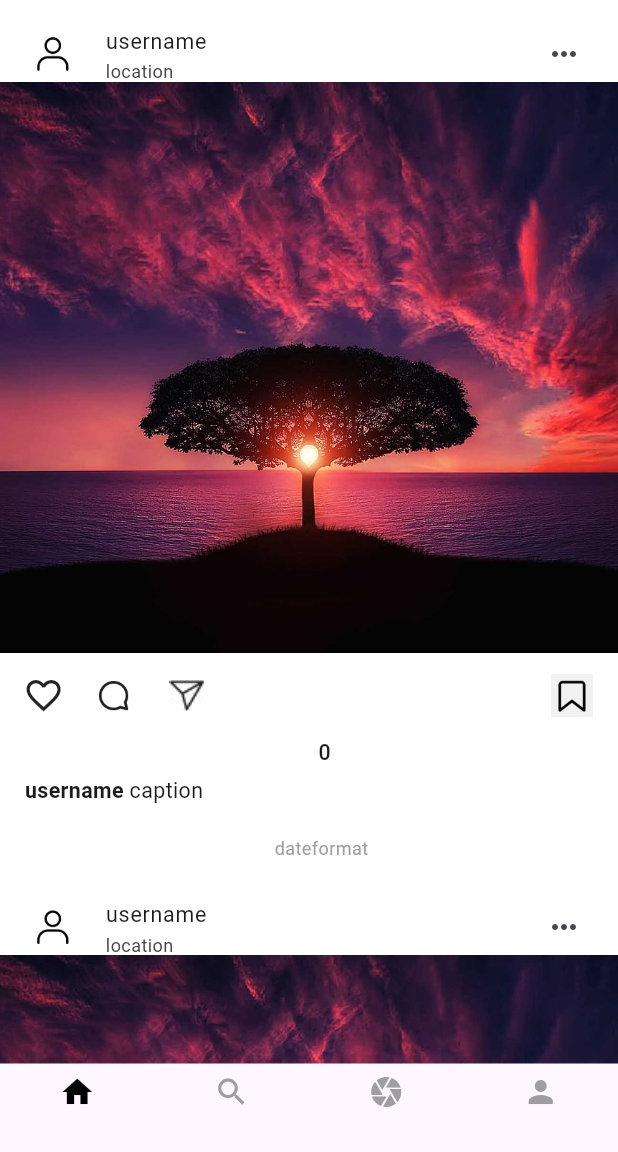
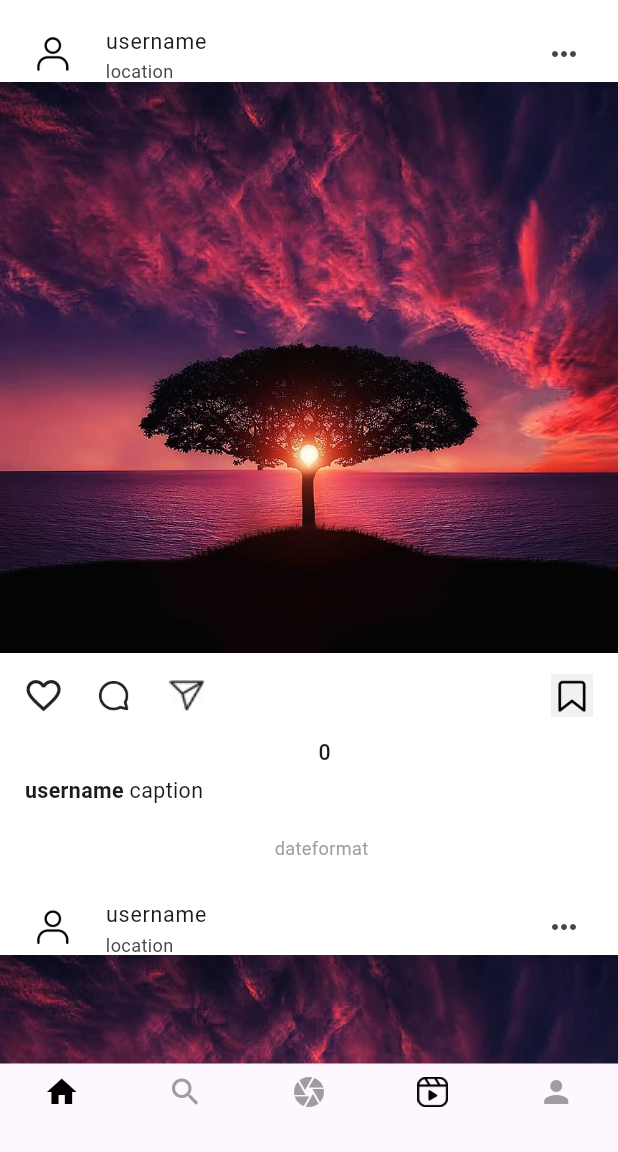
Before and after one commit to ethanmorian/weather, a Flutter app: the screen it shows once a user with an empty profile is signed in, on a phone screen of 412 x 824 dp, the part 84-1236 px from its top. Run offline on Flutter 3.47's test engine with Material 3 defaults, Android fonts, the phone set to English and light mode, and no system bars; our stand-ins replace cloud_firestore, firebase_auth, firebase_core, firebase_storage, flutter_screenutil, image_picker; missing offline and left inert: photo_manager; accounts and stored records are empty; generated files the repository leaves out were written again.

Commit message:
feat: Update bottom navigation with Reels icon and Add screen

```diff
--- a/lib/widget/navigation.dart
+++ b/lib/widget/navigation.dart
@@ -1,4 +1,6 @@
 import 'package:flutter/material.dart';
+import 'package:flutter_screenutil/flutter_screenutil.dart';
+import 'package:instagram/screen/add.dart';
 import 'package:instagram/screen/explore.dart';
 import 'package:instagram/screen/home.dart';
 import 'package:instagram/screen/profile.dart';
@@ -50,20 +52,27 @@ class _NavigationState extends State<Navigation> {
           unselectedItemColor: Colors.grey,
           currentIndex: _currentIndex,
           onTap: navigationTapped,
-          items: const [
-            BottomNavigationBarItem(
+          items: [
+            const BottomNavigationBarItem(
               icon: Icon(Icons.home),
               label: '',
             ),
-            BottomNavigationBarItem(
+            const BottomNavigationBarItem(
               icon: Icon(Icons.search),
               label: '',
             ),
-            BottomNavigationBarItem(
+            const BottomNavigationBarItem(
               icon: Icon(Icons.camera),
               label: '',
             ),
             BottomNavigationBarItem(
+              icon: Image.asset(
+                'assets/instagram-reels-icon.png',
+                height: 20.h,
+              ),
+              label: '',
+            ),
+            const BottomNavigationBarItem(
               icon: Icon(Icons.person),
               label: '',
             ),
@@ -76,6 +85,7 @@ class _NavigationState extends State<Navigation> {
         children: const [
           Home(),
           Explore(),
+          Add(),
           Reels(),
           Profile(),
         ],
```
Also changed, not shown: assets/instagram-reels-icon.png (added).
